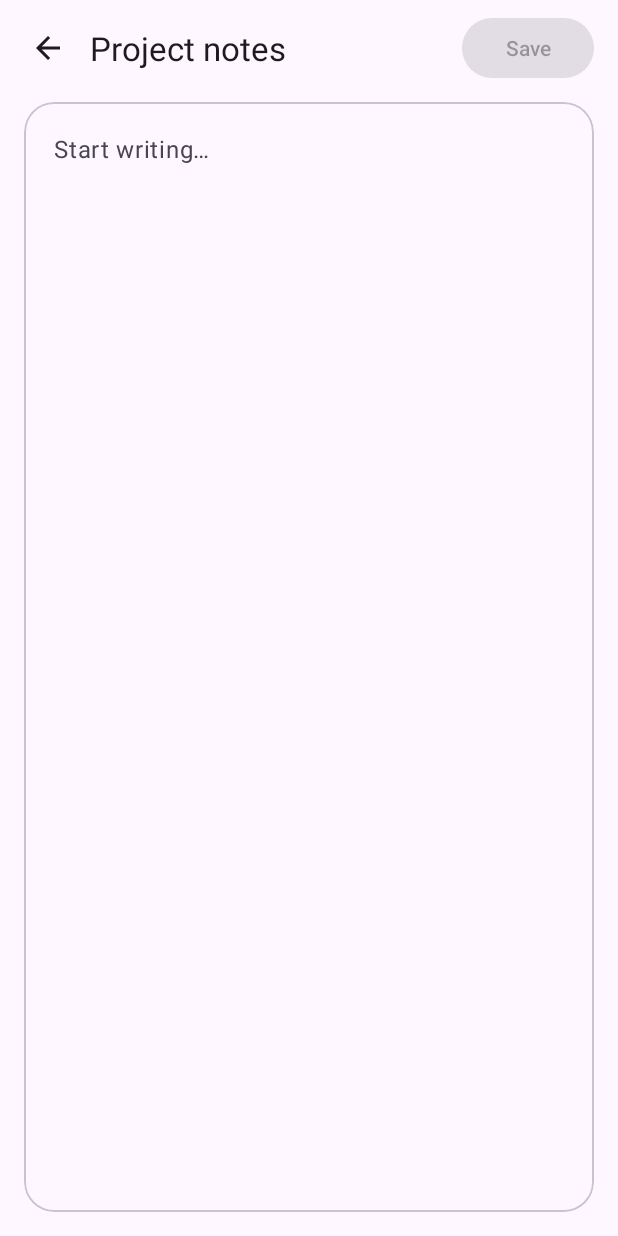
After one commit to karal63/real-time-notes, an Android app: the layout activity_note.xml on its own in the app's theme, with its tools: preview values and no code run, on a phone screen of 412 x 824 dp. The commit adds this screen. Run offline under Robolectric (Android 15) with nearby library versions, the phone set to English and light mode, and no system bars.

Commit message:
Add plain-text note editor

```diff
--- a/app/src/main/AndroidManifest.xml
+++ b/app/src/main/AndroidManifest.xml
@@ -35,6 +35,10 @@
             android:name=".SignInActivity"
             android:exported="false" />
         <activity
+            android:name=".NoteActivity"
+            android:exported="false"
+            android:windowSoftInputMode="adjustResize|stateAlwaysHidden" />
+        <activity
             android:name=".SignUpActivity"
             android:exported="false" />
     </application>
--- a/app/src/main/java/com/example/real_time_notes/SecondActivity.kt
+++ b/app/src/main/java/com/example/real_time_notes/SecondActivity.kt
@@ -136,6 +136,10 @@ class SecondActivity : AppCompatActivity() {
                 visibility = if (note.description.isBlank()) View.GONE else View.VISIBLE
             }
             container.addView(card)
+
+            card.setOnClickListener {
+                startActivity(NoteActivity.createIntent(this, note.id, note.title))
+            }
         }
     }
 }
--- /dev/null
+++ b/app/src/main/res/drawable/ic_note_back_24.xml
@@ -0,0 +1,11 @@
+<?xml version="1.0" encoding="utf-8"?>
+<vector xmlns:android="http://schemas.android.com/apk/res/android"
+    android:width="24dp"
+    android:height="24dp"
+    android:autoMirrored="true"
+    android:viewportWidth="24"
+    android:viewportHeight="24">
+    <path
+        android:fillColor="@android:color/white"
+        android:pathData="M20,11H7.83l5.59,-5.59L12,4l-8,8 8,8 1.42,-1.41L7.83,13H20z" />
+</vector>
--- /dev/null
+++ b/app/src/main/res/layout/activity_note.xml
@@ -0,0 +1,96 @@
+<?xml version="1.0" encoding="utf-8"?>
+<LinearLayout xmlns:android="http://schemas.android.com/apk/res/android"
+    xmlns:app="http://schemas.android.com/apk/res-auto"
+    xmlns:tools="http://schemas.android.com/tools"
+    android:id="@+id/main"
+    android:layout_width="match_parent"
+    android:layout_height="match_parent"
+    android:background="?attr/colorSurface"
+    android:focusableInTouchMode="true"
+    android:orientation="vertical"
+    tools:context=".NoteActivity">
+
+    <LinearLayout
+        android:layout_width="match_parent"
+        android:layout_height="wrap_content"
+        android:gravity="center_vertical"
+        android:minHeight="64dp"
+        android:paddingStart="8dp"
+        android:paddingEnd="16dp">
+
+        <androidx.appcompat.widget.AppCompatImageButton
+            android:id="@+id/note_back_button"
+            android:layout_width="48dp"
+            android:layout_height="48dp"
+            android:background="?attr/selectableItemBackgroundBorderless"
+            android:contentDescription="@string/back_button"
+            app:srcCompat="@drawable/ic_note_back_24"
+            app:tint="?attr/colorOnSurface" />
+
+        <TextView
+            android:id="@+id/note_editor_title"
+            android:layout_width="0dp"
+            android:layout_height="wrap_content"
+            android:layout_marginStart="4dp"
+            android:layout_marginEnd="12dp"
+            android:layout_weight="1"
+            android:ellipsize="end"
+            android:maxLines="2"
+            android:textAppearance="?attr/textAppearanceTitleLarge"
+            android:textColor="?attr/colorOnSurface"
+            tools:text="Project notes" />
+
+        <com.google.android.material.button.MaterialButton
+            android:id="@+id/note_save_button"
+            style="@style/Widget.Material3.Button.TonalButton"
+            android:layout_width="wrap_content"
+            android:layout_height="wrap_content"
+            android:enabled="false"
+            android:minHeight="48dp"
+            android:text="@string/note_editor_save" />
+    </LinearLayout>
+
+    <com.google.android.material.card.MaterialCardView
+        android:layout_width="match_parent"
+        android:layout_height="0dp"
+        android:layout_marginHorizontal="16dp"
+        android:layout_marginTop="4dp"
+        android:layout_marginBottom="16dp"
+        android:layout_weight="1"
+        app:cardBackgroundColor="?attr/colorSurface"
+        app:cardCornerRadius="20dp"
+        app:cardElevation="0dp"
+        app:strokeColor="?attr/colorOutlineVariant"
+        app:strokeWidth="1dp">
+
+        <LinearLayout
+            android:layout_width="match_parent"
+            android:layout_height="match_parent"
+            android:orientation="vertical">
+
+            <com.google.android.material.progressindicator.LinearProgressIndicator
+                android:id="@+id/note_editor_loading"
+                android:layout_width="match_parent"
+                android:layout_height="wrap_content"
+                android:indeterminate="true"
+                android:visibility="gone" />
+
+            <androidx.appcompat.widget.AppCompatEditText
+                android:id="@+id/note_editor_input"
+                android:layout_width="match_parent"
+                android:layout_height="0dp"
+                android:layout_weight="1"
+                android:background="@null"
+                android:enabled="false"
+                android:gravity="start|top"
+                android:hint="@string/note_editor_hint"
+                android:inputType="textCapSentences|textMultiLine|textAutoCorrect"
+                android:lineSpacingExtra="5dp"
+                android:padding="20dp"
+                android:saveEnabled="false"
+                android:textAppearance="?attr/textAppearanceBodyLarge"
+                android:textColor="?attr/colorOnSurface"
+                android:textColorHint="?attr/colorOnSurfaceVariant" />
+        </LinearLayout>
+    </com.google.android.material.card.MaterialCardView>
+</LinearLayout>
--- a/app/src/main/res/values/strings.xml
+++ b/app/src/main/res/values/strings.xml
@@ -44,6 +44,14 @@
     <string name="note_save_unavailable">Firestore is unavailable. Check your connection and try again.</string>
     <string name="sign_in_required">Sign in to view your notes.</string>
     <string name="notes_load_failed">Could not load notes. Please try again.</string>
+    <string name="untitled_note">Untitled note</string>
+    <string name="note_editor_hint">Start writing…</string>
+    <string name="note_editor_save">Save</string>
+    <string name="note_editor_saved">Note saved</string>
+    <string name="note_editor_load_failed">Could not open this note.</string>
+    <string name="note_editor_retry">Retry</string>
+    <string name="note_editor_unsaved">Discard unsaved changes?</string>
+    <string name="note_editor_discard">Discard</string>
     <string name="sample_note_one">Note 1</string>
     <string name="sample_description_one">Ideas for the project</string>
     <string name="sample_note_two">Note 2</string>
```
Also changed, not shown: app/src/main/java/com/example/real_time_notes/CreateNoteActivity.kt (+4 -15 lines), app/src/main/java/com/example/real_time_notes/NoteActivity.kt (added, +158 -0 lines).
